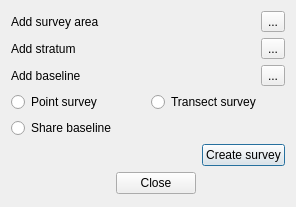
Above: python/plugins/survey_design/surveydesigndialogbase.ui from mhugent/QGIS before the change. Below: the same form after it.
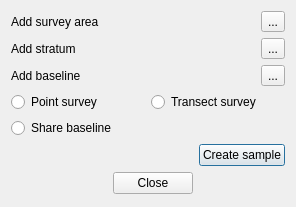
That is the form after the change. Icons and pictures are not drawn.

Commit message: Udate survey design dialog

What changed in the file:
```diff
--- a/python/plugins/survey_design/surveydesigndialogbase.ui
+++ b/python/plugins/survey_design/surveydesigndialogbase.ui
@@ -106,7 +106,7 @@
    <item row="3" column="1">
     <widget class="QPushButton" name="mCreateSurveyButton">
      <property name="text">
-      <string>Create survey</string>
+      <string>Create sample</string>
      </property>
     </widget>
    </item>
```
Left out of the diff: 2 changed lines with no effect on the pictures. The commit also changes 1 other file.
